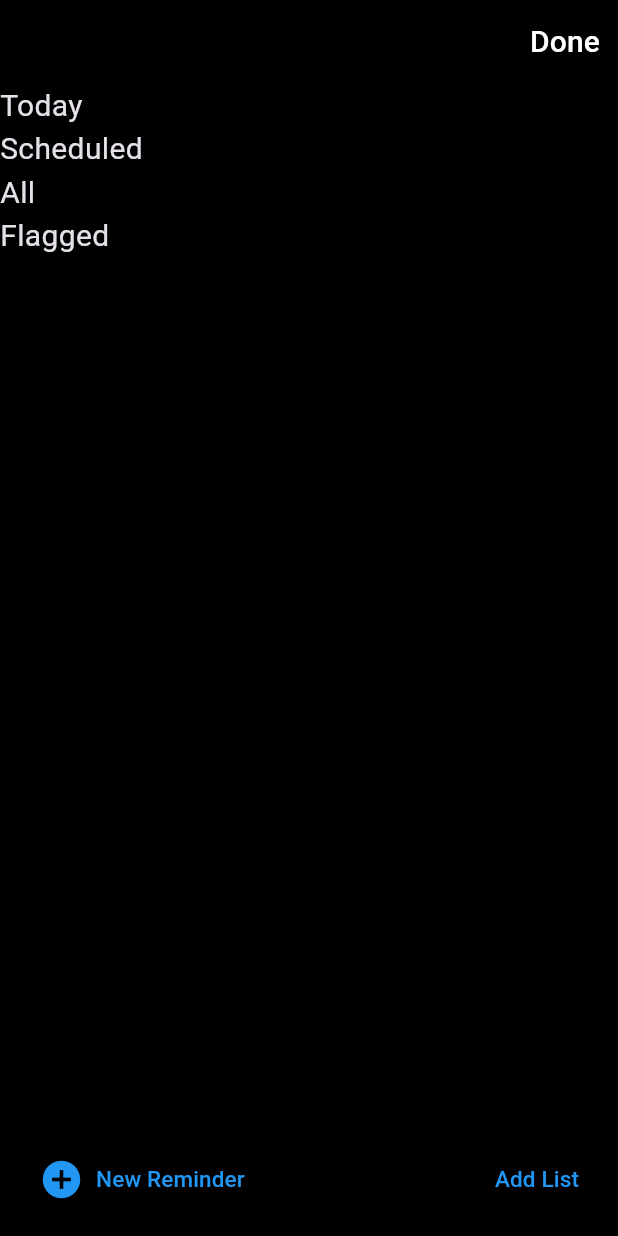
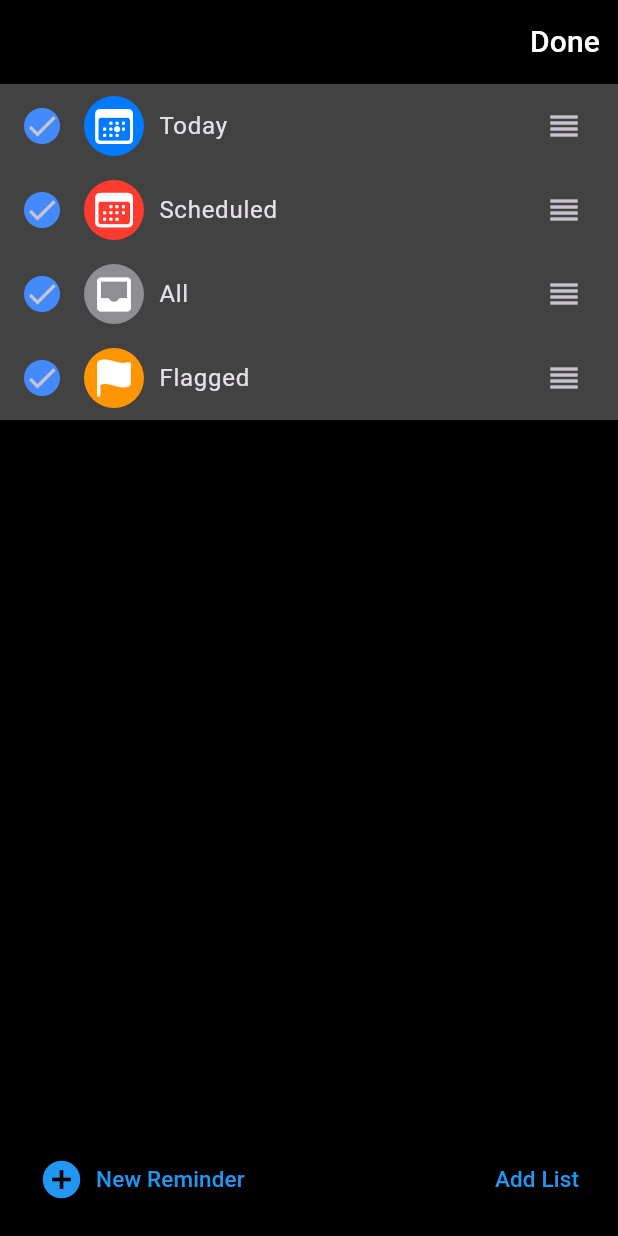
Before and after one commit to JasmineBabaYara/flutter-demo, a Flutter app: the screen it shows after launch, on a phone screen of 412 x 824 dp. Run offline on Flutter 3.47's test engine with Material 3 defaults, Android fonts, the phone set to English and light mode, and no system bars.

Commit message:
implement ListTile for category display in ListViewItems widget

```diff
--- a/lib/screens/home/list_view_items.dart
+++ b/lib/screens/home/list_view_items.dart
@@ -1,5 +1,6 @@
 import 'package:flutter/material.dart';
 import 'package:flutter_application_1/common.widgets/category_collection.dart';
+import 'package:flutter_application_1/common.widgets/category_icon.dart';
 import 'package:flutter_application_1/models/category.dart';
 
 class ListViewItems extends StatefulWidget {
@@ -15,7 +16,27 @@ class _ListViewItemsState extends State<ListViewItems> {
   Widget build(BuildContext context) {
     return ListView(
       children: widget.categoryCollection.categories
-          .map((category) => Text(category.name))
+          .map(
+            (category) => ListTile(
+              tileColor: Colors.grey[800],
+              leading: Container(
+
+                decoration: BoxDecoration(
+                  color: Colors.blueAccent,
+                  shape: BoxShape.circle,
+                ),
+                child: Icon(Icons.check),
+              ),
+              title: Row(
+                children: [
+                  category.icon,
+                  SizedBox(width: 10),
+                  Text(category.name),
+                ],
+              ),
+              trailing: Icon(Icons.reorder),
+            ),
+          )
           .toList(),
     );
   }
```
